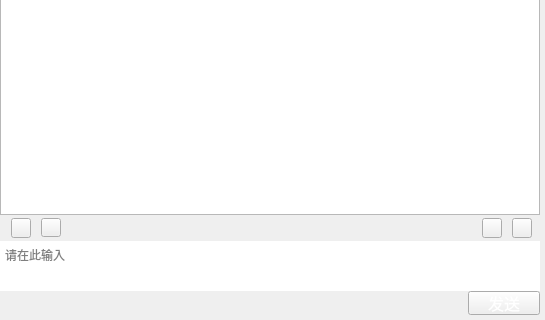
Qt form qatime-studio/UIChatRoom.ui (chuanjiabao1981/qatime-win) before a commit; both pictures show x 0 to 545 and y 342 to 662 of the 545 by 662 pixel window.
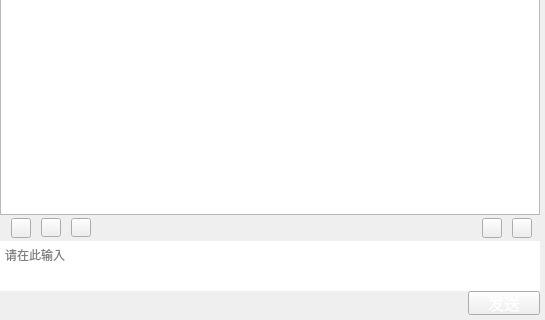
The same form after that commit. Icons and pictures are not drawn. Custom widgets are drawn as their Qt base class.

What changed in the file:
```diff
--- a/qatime-studio/UIChatRoom.ui
+++ b/qatime-studio/UIChatRoom.ui
@@ -335,6 +335,34 @@
           </property>
          </widget>
         </item>
+        <item>
+         <widget class="QPushButton" name="audio_pushButton">
+          <property name="minimumSize">
+           <size>
+            <width>20</width>
+            <height>19</height>
+           </size>
+          </property>
+          <property name="maximumSize">
+           <size>
+            <width>20</width>
+            <height>19</height>
+           </size>
+          </property>
+          <property name="cursor">
+           <cursorShape>PointingHandCursor</cursorShape>
+          </property>
+          <property name="toolTip">
+           <string>语音</string>
+          </property>
+          <property name="styleSheet">
+           <string notr="true">QPushButton{border-image: url(:/LoginWindow/images/sendaudio.png)};</string>
+          </property>
+          <property name="text">
+           <string/>
+          </property>
+         </widget>
+        </item>
         <item>
          <spacer name="horizontalSpacer">
           <property name="orientation">
```
Left out of the diff: 5 changed lines with no effect on the pictures.
